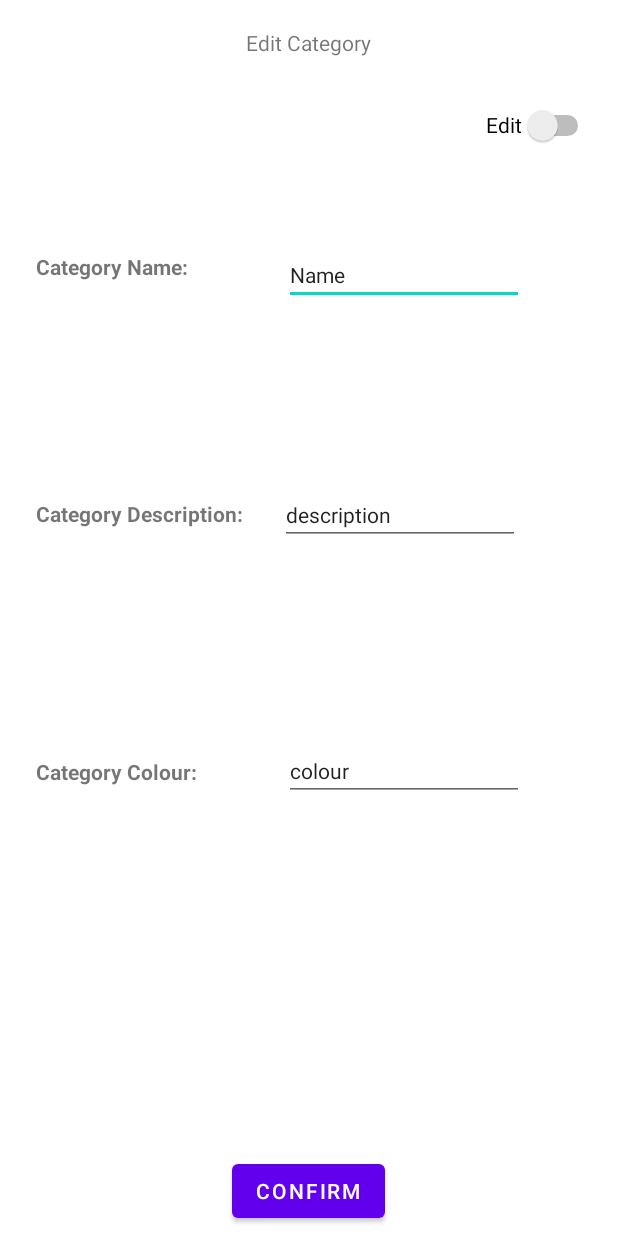
After one commit to AllenCyhCHAN/isom3000GProject, an Android app: the layout activity_category_detail_page.xml on its own in the app's theme, with its tools: preview values and no code run, on a phone screen of 412 x 824 dp. The commit adds this screen. Run offline under Robolectric (Android 15) with nearby library versions, the phone set to English and light mode, and no system bars; network calls fail.

Commit message:
catedgory detial page

```diff
--- a/app/build.gradle
+++ b/app/build.gradle
@@ -1,6 +1,7 @@
 plugins {
     id 'com.android.application'
     id 'org.jetbrains.kotlin.android'
+    id 'kotlin-android-extensions'
 }
 
 android {
--- a/app/src/main/AndroidManifest.xml
+++ b/app/src/main/AndroidManifest.xml
@@ -14,6 +14,15 @@
         android:theme="@style/Theme.User"
         tools:targetApi="31">
         <activity
+            android:name=".categoryDetailPage"
+            android:parentActivityName=".MainActivity">
+            <!-- The meta-data tag is required if you support API level 15 and lower -->
+            <meta-data
+                android:name="android.support.PARENT_ACTIVITY"
+                android:value=".MainActivity" />
+        </activity>
+
+        <activity
             android:name=".MainActivity"
             android:exported="true">
             <intent-filter>
--- a/app/src/main/java/com/example/user/Category.kt
+++ b/app/src/main/java/com/example/user/Category.kt
@@ -3,9 +3,12 @@ package com.example.user
 import java.io.File
 import java.util.*
 import kotlin.collections.ArrayList
+import java.io.Serializable;
+import android.os.Parcelable
+import android.os.Parcel
 
+class Category  : Serializable {
 
-class Category {
     private var id: String = "";
     private var categoryName: String = "";
     private var categoryDescription: String = "";
--- a/app/src/main/java/com/example/user/MainActivity.kt
+++ b/app/src/main/java/com/example/user/MainActivity.kt
@@ -1,11 +1,23 @@
 package com.example.user
 
+import android.content.Intent
 import androidx.appcompat.app.AppCompatActivity
 import android.os.Bundle
+import android.view.View
 
 class MainActivity : AppCompatActivity() {
     override fun onCreate(savedInstanceState: Bundle?) {
         super.onCreate(savedInstanceState)
         setContentView(R.layout.activity_main)
+
     }
+
+    fun nextPage(view:View){
+        val testCat = Category( "cat name", "description des des des", "red")
+        val intent = Intent(this, categoryDetailPage::class.java)
+            .putExtra("Category", testCat);
+
+        startActivity(intent);
+    }
+
 }
--- /dev/null
+++ b/app/src/main/java/com/example/user/categoryDetailPage.kt
@@ -0,0 +1,54 @@
+package com.example.user
+
+import androidx.appcompat.app.AppCompatActivity
+import android.os.Bundle
+import android.text.InputType
+import android.view.View
+import android.widget.EditText
+import kotlinx.android.synthetic.main.activity_category_detail_page.*
+
+
+class categoryDetailPage : AppCompatActivity() {
+
+    val cat = intent.getSerializableExtra("cat") as Category
+    val datadriver = DataDriver();
+    var editable = false;
+
+    override fun onCreate(savedInstanceState: Bundle?) {
+
+        super.onCreate(savedInstanceState)
+        setContentView(R.layout.activity_category_detail_page)
+
+        val cat = intent.getSerializableExtra("cat") as Category
+
+        editCategoryName.setText(cat.getCategoryName().toString() )
+        editCategoryDetailDescription.setText( cat.getCategoryDescription().toString())
+        editCategoryColour.setText( cat.getCategoryColor().toString())
+
+    }
+
+
+
+    fun editSwitch(view: View) {
+
+        editable = !editable
+
+        if (editable) {
+            editCategoryName.setInputType(InputType.TYPE_CLASS_TEXT);
+            editCategoryDetailDescription.setInputType(InputType.TYPE_CLASS_TEXT);
+            editCategoryColour.setInputType(InputType.TYPE_CLASS_TEXT);
+        } else {
+            editCategoryName.setInputType(InputType.TYPE_NULL);
+            editCategoryDetailDescription.setInputType(InputType.TYPE_NULL);
+            editCategoryColour.setInputType(InputType.TYPE_NULL);
+        }
+    }
+
+    fun saveData(view: View){
+        cat.setCategoryColor(editCategoryColour.getText().toString());
+        cat.setCategoryName(editCategoryDetailDescription.getText().toString());
+        cat.setCategoryDescription(editCategoryName.getText().toString());
+        datadriver.updateCategory(cat)
+    }
+
+}
--- /dev/null
+++ b/app/src/main/res/layout/activity_category_detail_page.xml
@@ -0,0 +1,128 @@
+<?xml version="1.0" encoding="utf-8"?>
+<androidx.constraintlayout.widget.ConstraintLayout xmlns:android="http://schemas.android.com/apk/res/android"
+    xmlns:app="http://schemas.android.com/apk/res-auto"
+    xmlns:tools="http://schemas.android.com/tools"
+    android:layout_width="match_parent"
+    android:layout_height="match_parent"
+    tools:context=".categoryDetailPage">
+
+    <EditText
+        android:id="@+id/editCategoryName"
+        android:layout_width="wrap_content"
+        android:layout_height="wrap_content"
+        android:layout_marginTop="56dp"
+        android:editable="false"
+        android:ems="10"
+        android:inputType="none"
+        android:text="Name"
+        android:textAppearance="@style/TextAppearance.AppCompat.Body1"
+        app:layout_constraintEnd_toEndOf="parent"
+        app:layout_constraintStart_toEndOf="@+id/textView5"
+        app:layout_constraintTop_toBottomOf="@+id/catDesDetail_edit" />
+
+    <EditText
+        android:id="@+id/editCategoryColour"
+        android:layout_width="wrap_content"
+        android:layout_height="wrap_content"
+        android:layout_marginBottom="236dp"
+        android:editable="false"
+        android:ems="10"
+        android:inputType="none"
+        android:text="colour"
+        android:textAppearance="@style/TextAppearance.AppCompat.Body1"
+        app:layout_constraintBottom_toTopOf="@+id/categoryDetailPage_confirm"
+        app:layout_constraintEnd_toEndOf="parent"
+        app:layout_constraintHorizontal_bias="0.478"
+        app:layout_constraintStart_toEndOf="@+id/textView4" />
+
+    <TextView
+        android:id="@+id/textView5"
+        android:layout_width="wrap_content"
+        android:layout_height="wrap_content"
+        android:layout_marginStart="24dp"
+        android:layout_marginTop="168dp"
+        android:text="Category Name:"
+        android:textStyle="bold"
+        app:layout_constraintStart_toStartOf="parent"
+        app:layout_constraintTop_toTopOf="parent" />
+
+    <TextView
+        android:id="@+id/textView4"
+        android:layout_width="wrap_content"
+        android:layout_height="wrap_content"
+        android:layout_marginStart="24dp"
+        android:layout_marginBottom="300dp"
+        android:text="Category Colour:"
+        android:textStyle="bold"
+        app:layout_constraintBottom_toBottomOf="parent"
+        app:layout_constraintStart_toStartOf="parent" />
+
+    <TextView
+        android:id="@+id/textView6"
+        android:layout_width="wrap_content"
+        android:layout_height="wrap_content"
+        android:layout_marginStart="24dp"
+        android:layout_marginTop="48dp"
+        android:layout_marginBottom="48dp"
+        android:text="Category Description:"
+        android:textStyle="bold"
+        app:layout_constraintBottom_toTopOf="@+id/textView4"
+        app:layout_constraintStart_toStartOf="parent"
+        app:layout_constraintTop_toBottomOf="@+id/textView5"
+        app:layout_constraintVertical_bias="0.481" />
+
+    <TextView
+        android:id="@+id/catDesDetail_title"
+        android:layout_width="wrap_content"
+        android:layout_height="wrap_content"
+        android:text="Edit Category"
+        app:layout_constraintBottom_toBottomOf="parent"
+        app:layout_constraintEnd_toEndOf="parent"
+        app:layout_constraintHorizontal_bias="0.498"
+        app:layout_constraintStart_toStartOf="parent"
+        app:layout_constraintTop_toTopOf="parent"
+        app:layout_constraintVertical_bias="0.023" />
+
+    <Switch
+        android:id="@+id/catDesDetail_edit"
+        android:layout_width="wrap_content"
+        android:layout_height="wrap_content"
+        android:minHeight="48dp"
+        android:onClick="editSwitch"
+        android:text="Edit"
+        app:layout_constraintBottom_toBottomOf="parent"
+        app:layout_constraintEnd_toEndOf="parent"
+        app:layout_constraintHorizontal_bias="0.953"
+        app:layout_constraintStart_toStartOf="parent"
+        app:layout_constraintTop_toBottomOf="@+id/catDesDetail_title"
+        app:layout_constraintVertical_bias="0.029" />
+
+    <Button
+        android:id="@+id/categoryDetailPage_confirm"
+        android:layout_width="wrap_content"
+        android:layout_height="wrap_content"
+        android:onClick="saveData"
+        android:text="confirm"
+        app:layout_constraintBottom_toBottomOf="parent"
+        app:layout_constraintEnd_toEndOf="parent"
+        app:layout_constraintHorizontal_bias="0.498"
+        app:layout_constraintStart_toStartOf="parent"
+        app:layout_constraintTop_toBottomOf="@+id/catDesDetail_title"
+        app:layout_constraintVertical_bias="0.992" />
+
+    <EditText
+        android:id="@+id/editCategoryDetailDescription"
+        android:layout_width="wrap_content"
+        android:layout_height="wrap_content"
+        android:layout_marginStart="24dp"
+        android:editable="false"
+        android:ems="10"
+        android:inputType="none"
+        android:text="description"
+        android:textAppearance="@style/TextAppearance.AppCompat.Body1"
+        app:layout_constraintBottom_toTopOf="@+id/editCategoryColour"
+        app:layout_constraintStart_toEndOf="@+id/textView6"
+        app:layout_constraintTop_toBottomOf="@+id/editCategoryName"
+        app:layout_constraintVertical_bias="0.48" />
+
+</androidx.constraintlayout.widget.ConstraintLayout>
--- a/app/src/main/res/layout/activity_main.xml
+++ b/app/src/main/res/layout/activity_main.xml
@@ -6,10 +6,12 @@
     android:layout_height="match_parent"
     tools:context=".MainActivity">
 
-    <TextView
+    <Button
+        android:id="@+id/button"
         android:layout_width="wrap_content"
         android:layout_height="wrap_content"
-        android:text="Hello World!"
+        android:onClick="nextPage"
+        android:text="Go To Category Detail Page"
         app:layout_constraintBottom_toBottomOf="parent"
         app:layout_constraintEnd_toEndOf="parent"
         app:layout_constraintStart_toStartOf="parent"
```
Also changed, not shown: 1 other file.
